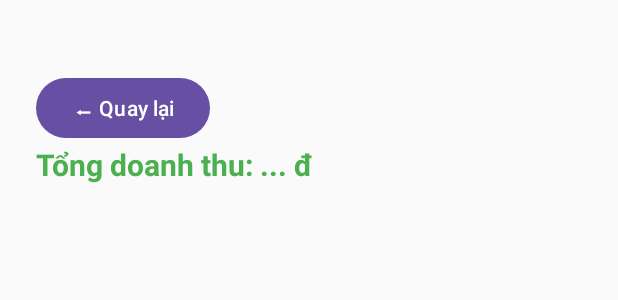
After one commit to HoPhucThanh/technology-store, an Android app: the layout activity_revenue_report.xml on its own in the app's theme, with its tools: preview values and no code run, on a phone screen of 412 x 824 dp. The commit adds this screen. Shown: the top 300 px of the screen. Run offline under Robolectric (Android 15) with nearby library versions, the phone set to English and light mode, and no system bars.

```diff
--- a/app/src/main/AndroidManifest.xml
+++ b/app/src/main/AndroidManifest.xml
@@ -39,6 +39,8 @@
         <activity android:name=".ManageProductsActivity" />
         <activity android:name=".AddProductActivity" />
         <activity android:name=".OrderDetailActivity" />
+        <activity android:name=".RevenueReportActivity" />
+
 
 
 
--- a/app/src/main/java/com/example/technologystore/AdminDashboardActivity.java
+++ b/app/src/main/java/com/example/technologystore/AdminDashboardActivity.java
@@ -13,6 +13,12 @@ public class AdminDashboardActivity extends AppCompatActivity {
     protected void onCreate(Bundle savedInstanceState) {
         super.onCreate(savedInstanceState);
         setContentView(R.layout.activity_admin_dashboard);
+
+        Button btnRevenueReport = findViewById(R.id.btnRevenueReport);
+        btnRevenueReport.setOnClickListener(v -> {
+            startActivity(new Intent(this, RevenueReportActivity.class));
+        });
+
 
         btnManageOrders = findViewById(R.id.btnManageOrders);
         btnManageProducts = findViewById(R.id.btnManageProducts);
--- a/app/src/main/java/com/example/technologystore/CartActivity.java
+++ b/app/src/main/java/com/example/technologystore/CartActivity.java
@@ -55,7 +55,7 @@ public class CartActivity extends AppCompatActivity {
 
         recyclerViewCart.setLayoutManager(new LinearLayoutManager(this));
         cartAdapter = new AdapterCartItem(this, cartItemList, txtTotal);
-        recyclerViewCart.setAdapter(cartAdapter);
+        recyclerViewCart.setAdapter(cartAdapter); // gắn adapter vào recylerview
 
         loadCartItems();
 
@@ -103,7 +103,7 @@ public class CartActivity extends AppCompatActivity {
 
     private void placeOrder(String method) {
         DatabaseReference ordersRef = FirebaseDatabase.getInstance().getReference("orders");
-        String orderId = ordersRef.push().getKey();  // ✅ order_id là String
+        String orderId = ordersRef.push().getKey();  // ✅ order_id là String( ngẫu nhiên)
         long total = (long) cartAdapter.calculateTotal();
         String createdAt = new SimpleDateFormat("yyyy-MM-dd HH:mm:ss", Locale.getDefault()).format(new Date());
 
--- a/app/src/main/java/com/example/technologystore/LoginActivity.java
+++ b/app/src/main/java/com/example/technologystore/LoginActivity.java
@@ -49,7 +49,7 @@ public class LoginActivity extends AppCompatActivity {
                     if (email.equals(dbEmail) && password.equals(dbPassword)) {
                         found = true;
 
-                        // Lấy user_id từ key node này
+                        // Lấy user_id nếu khơp
                         String userId = userSnap.getKey();
 
                         // Lưu userId vào SharedPreferences
--- a/app/src/main/java/com/example/technologystore/MyOrdersActivity.java
+++ b/app/src/main/java/com/example/technologystore/MyOrdersActivity.java
@@ -25,7 +25,7 @@ import java.util.List;
 public class MyOrdersActivity extends AppCompatActivity {
     private RecyclerView recyclerOrders;
     private List<Order> orderList = new ArrayList<>();
-    private AdapterOrder orderAdapter; // ✅ đổi từ OrderAdapter -> AdapterOrder
+    private AdapterOrder orderAdapter;
     private String currentUserId;
 
     @Override
@@ -34,7 +34,7 @@ public class MyOrdersActivity extends AppCompatActivity {
         setContentView(R.layout.activity_my_orders);
 
         Button btnBack = findViewById(R.id.btnBack);
-        btnBack.setOnClickListener(v -> finish());  // kết thúc activity, quay lại màn trước
+        btnBack.setOnClickListener(v -> finish());
 
 
         SharedPreferences prefs = getSharedPreferences("MyPrefs", MODE_PRIVATE);
@@ -43,7 +43,7 @@ public class MyOrdersActivity extends AppCompatActivity {
         recyclerOrders = findViewById(R.id.recyclerOrders);
         recyclerOrders.setLayoutManager(new LinearLayoutManager(this));
 
-        // ✅ dùng AdapterOrder thay vì OrderAdapter
+
         orderAdapter = new AdapterOrder(this, orderList);
         recyclerOrders.setAdapter(orderAdapter);
 
--- a/app/src/main/java/com/example/technologystore/ProductDetailActivity.java
+++ b/app/src/main/java/com/example/technologystore/ProductDetailActivity.java
@@ -42,7 +42,7 @@ public class ProductDetailActivity extends AppCompatActivity {
         txtQuantity = findViewById(R.id.txtQuantity);
         btnAddToCart = findViewById(R.id.btnAddToCart);
 
-        product = (Product) getIntent().getSerializableExtra("product");
+        product = (Product) getIntent().getSerializableExtra("product"); // nhận product khi click vào sản phẩm( xử lý trong adapter)
 
         if (product != null) {
             getSupportActionBar().setTitle(product.getName());
--- a/app/src/main/java/com/example/technologystore/adapters/AdapterProduct.java
+++ b/app/src/main/java/com/example/technologystore/adapters/AdapterProduct.java
@@ -50,7 +50,7 @@ public class AdapterProduct extends RecyclerView.Adapter<AdapterProduct.ProductV
         Product product = productList.get(position);
 
         holder.txtName.setText(product.getName());
-        holder.itemView.setOnClickListener(v -> {
+        holder.itemView.setOnClickListener(v -> {    // bấm ảnh và điều hướng
             Intent intent = new Intent(context, ProductDetailActivity.class);
             intent.putExtra("product", product);
             context.startActivity(intent);
--- /dev/null
+++ b/app/src/main/res/layout/activity_revenue_report.xml
@@ -0,0 +1,27 @@
+<?xml version="1.0" encoding="utf-8"?>
+<LinearLayout xmlns:android="http://schemas.android.com/apk/res/android"
+    android:orientation="vertical"
+    android:padding="24dp"
+    android:background="#FAFAFA"
+    android:layout_width="match_parent"
+    android:layout_height="match_parent"
+    android:fitsSystemWindows="true">
+
+    <Button
+        android:id="@+id/btnBack"
+        android:text="⬅ Quay lại"
+        android:layout_marginTop="24dp"
+        android:layout_width="wrap_content"
+        android:layout_height="wrap_content" />
+
+    <TextView
+        android:id="@+id/txtTotalRevenue"
+        android:text="Tổng doanh thu: ... đ"
+        android:textSize="20sp"
+        android:textStyle="bold"
+        android:textColor="#4CAF50"
+        android:layout_width="wrap_content"
+        android:layout_height="wrap_content" />
+
+
+</LinearLayout>
```
Also changed, not shown: app/src/main/java/com/example/technologystore/RegisterActivity.java (+11 -7 lines), app/src/main/java/com/example/technologystore/RevenueReportActivity.java (added, +62 -0 lines), app/src/main/res/layout/activity_admin_dashboard.xml (+9 -0 lines).
